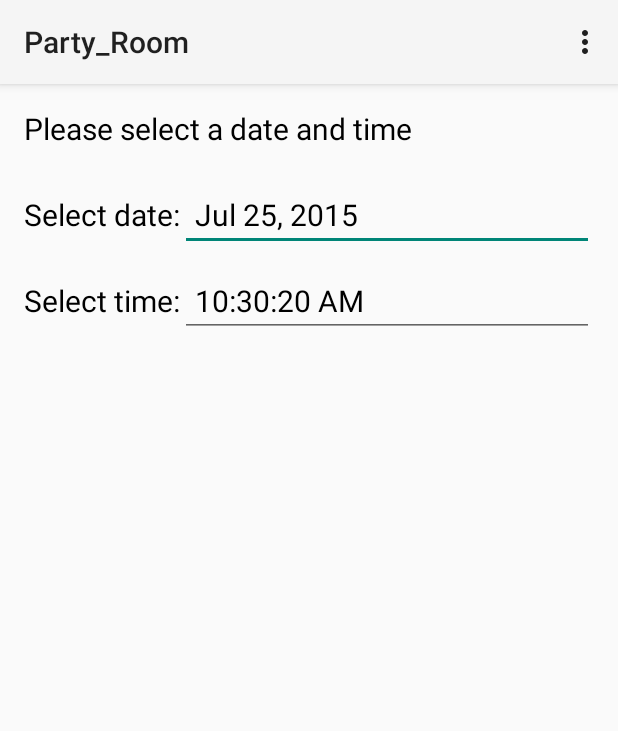
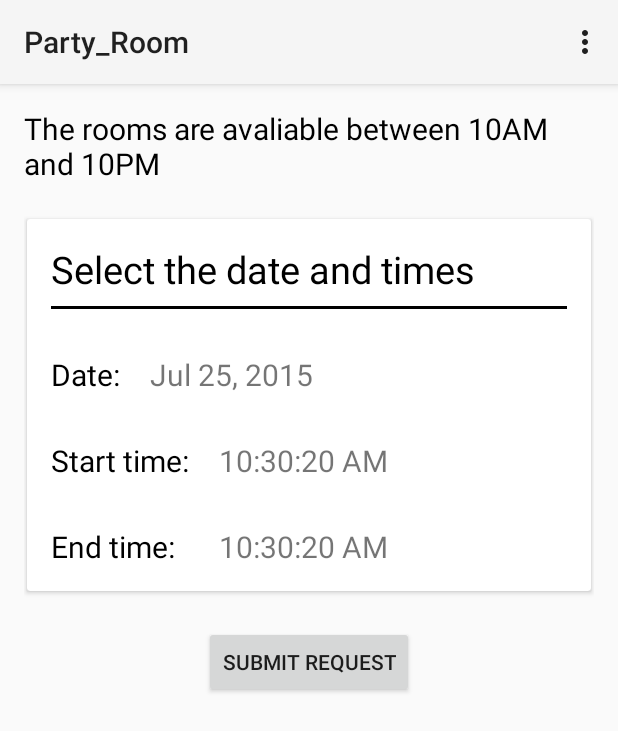
Before and after one commit to nnam-ibe/Hominator, an Android app: the Party_Room screen opened directly, with no data from a screen before it, on a phone screen of 412 x 824 dp. Shown: the top 731 px of the screen. Run offline under Robolectric (Android 15) with nearby library versions, the phone set to English and light mode, and no system bars.

Commit message:
Create table for party room, added extra input validation for party room

```diff
--- a/app/src/main/java/seg/user/interface3125/thehominator/Party_Room.java
+++ b/app/src/main/java/seg/user/interface3125/thehominator/Party_Room.java
@@ -3,7 +3,6 @@ package seg.user.interface3125.thehominator;
 import android.app.Activity;
 import android.app.DatePickerDialog;
 import android.app.TimePickerDialog;
-import android.support.v7.app.ActionBarActivity;
 import android.os.Bundle;
 import android.view.Menu;
 import android.view.MenuItem;
@@ -12,10 +11,8 @@ import android.widget.DatePicker;
 import android.widget.EditText;
 import android.widget.TextView;
 import android.widget.TimePicker;
+import android.widget.Toast;
 
-import org.w3c.dom.Text;
-
-import java.text.DateFormat;
 import java.text.SimpleDateFormat;
 import java.util.Calendar;
 import java.util.Date;
@@ -24,25 +21,38 @@ import java.util.Locale;
 
 public class Party_Room extends Activity {
 
-    private EditText date;
-    private EditText time;
+    private TextView date;
+    private TextView sTime; //Start time
+    private TextView eTime; //End time
 
     private SimpleDateFormat dateFormatter;
+    private Calendar calValidator;
+    private Calendar dateCal;
+    private Calendar sCal;
+    private Calendar eCal;
 
     private DatePickerDialog datePickerDialog;
     private TimePickerDialog timePickerDialog;
+    private TimePickerDialog eTimePickerDialog;
 
     @Override
     protected void onCreate(Bundle savedInstanceState) {
         super.onCreate(savedInstanceState);
         setContentView(R.layout.activity_party__room);
         dateFormatter = new SimpleDateFormat("dd-MM-yyyy", Locale.CANADA);
+        calValidator = Calendar.getInstance();
+        dateCal = Calendar.getInstance();
+        sCal = Calendar.getInstance();
+        eCal = Calendar.getInstance();
 
-        date = (EditText)findViewById(R.id.party_date_set);
+        date = (TextView)findViewById(R.id.party_date_set);
         date.setText(dateFormatter.getDateInstance().format(new Date()));
 
-        time = (EditText)findViewById(R.id.party_time_set);
-        time.setText(dateFormatter.getTimeInstance().format(new Date()));
+        sTime = (TextView)findViewById(R.id.party_time_set);
+        sTime.setText(dateFormatter.getTimeInstance().format(new Date()));
+
+        eTime = (TextView)findViewById(R.id.party_endTime_set);
+        eTime.setText(dateFormatter.getTimeInstance().format(new Date()));
 
         setDateTimeField();
     }
@@ -55,19 +65,25 @@ public class Party_Room extends Activity {
             }
         });
 
-        time.setOnClickListener(new View.OnClickListener() {
+        sTime.setOnClickListener(new View.OnClickListener() {
             @Override
             public void onClick(View v) {
                 timePickerDialog.show();
             }
         });
 
+        eTime.setOnClickListener(new View.OnClickListener() {
+            @Override
+            public void onClick(View v) {
+                eTimePickerDialog.show();
+            }
+        });
+
         datePickerDialog = new DatePickerDialog(this, new DatePickerDialog.OnDateSetListener() {
             @Override
             public void onDateSet(DatePicker view, int year, int monthOfYear, int dayOfMonth) {
-                Calendar newDate = Calendar.getInstance();
-                newDate.set(year, monthOfYear, dayOfMonth);
-                date.setText(dateFormatter.format(newDate.getTime()));
+                dateCal.set(year, monthOfYear, dayOfMonth);
+                date.setText(dateFormatter.format(dateCal.getTime()));
             }
         }, Calendar.getInstance().get(Calendar.YEAR), Calendar.getInstance().get(Calendar.MONTH), Calendar.getInstance().get(Calendar.DAY_OF_MONTH) );
         datePickerDialog.getDatePicker().setMinDate(System.currentTimeMillis()-1000);
@@ -75,10 +91,18 @@ public class Party_Room extends Activity {
         timePickerDialog = new TimePickerDialog(this, new TimePickerDialog.OnTimeSetListener() {
             @Override
             public void onTimeSet(TimePicker view, int hourOfDay, int minute) {
-                Calendar newDate = Calendar.getInstance();
-                newDate.set(Calendar.HOUR_OF_DAY, hourOfDay);
-                newDate.set(Calendar.MINUTE, minute);
-                time.setText(dateFormatter.getTimeInstance().format(newDate.getTime()));
+                sCal.set(Calendar.HOUR_OF_DAY, hourOfDay);
+                sCal.set(Calendar.MINUTE, minute);
+                sTime.setText(dateFormatter.getTimeInstance().format(sCal.getTime()));
+            }
+        }, Calendar.getInstance().get(Calendar.HOUR_OF_DAY), Calendar.getInstance().get(Calendar.MINUTE), false);
+
+        eTimePickerDialog = new TimePickerDialog(this, new TimePickerDialog.OnTimeSetListener() {
+            @Override
+            public void onTimeSet(TimePicker view, int hourOfDay, int minute) {
+                eCal.set(Calendar.HOUR_OF_DAY, hourOfDay);
+                eCal.set(Calendar.MINUTE, minute);
+                eTime.setText(dateFormatter.getTimeInstance().format(eCal.getTime()));
             }
         }, Calendar.getInstance().get(Calendar.HOUR_OF_DAY), Calendar.getInstance().get(Calendar.MINUTE), false);
 
@@ -105,4 +129,49 @@ public class Party_Room extends Activity {
 
         return super.onOptionsItemSelected(item);
     }
+
+
+    public void  partyOnClick(View view ) {
+        if( dateIsValid() && sTimeIsValid() && eTimeIsValid() ) {
+            toast("Your request has been submitted, you'll receive an email shortly.");
+            finish();
+        }
+    }
+
+    private boolean dateIsValid() {
+        calValidator = Calendar.getInstance();
+        calValidator.set(Calendar.HOUR_OF_DAY, 7);
+        if( calValidator.after(dateCal) ) {
+            toast("Please choose a valid date.");
+            return false;
+        }
+        return true;
+    }
+
+    private boolean sTimeIsValid() {
+        calValidator.set(dateCal.get(Calendar.YEAR), dateCal.get(Calendar.MONTH), dateCal.get(Calendar.DAY_OF_MONTH), 9, 59, 59);
+        sCal.set(dateCal.get(Calendar.YEAR), dateCal.get(Calendar.MONTH), dateCal.get(Calendar.DAY_OF_MONTH));
+        if( calValidator.after(sCal) ) {
+            toast("Please choose a valid start time. Must start after 10AM.");
+            return false;
+        }
+        return true;
+    }
+
+    private boolean eTimeIsValid() {
+        calValidator.set(dateCal.get(Calendar.YEAR), dateCal.get(Calendar.MONTH), dateCal.get(Calendar.DAY_OF_MONTH), 22, 00, 59);
+        eCal.set(dateCal.get(Calendar.YEAR), dateCal.get(Calendar.MONTH), dateCal.get(Calendar.DAY_OF_MONTH));
+        if( eCal.after(calValidator) ) {
+            toast("Please choose a valid end time. Must end before 10PM");
+            return false;
+        } else if (!eCal.after(sCal)) {
+            toast("Your end time must be after start time");
+            return false;
+        }
+        return true;
+    }
+
+    private void toast(String toast) {
+        Toast.makeText(this, toast, Toast.LENGTH_LONG).show();
+    }
 }
--- a/app/src/main/res/layout/activity_party__room.xml
+++ b/app/src/main/res/layout/activity_party__room.xml
@@ -1,36 +1,66 @@
 <RelativeLayout xmlns:android="http://schemas.android.com/apk/res/android"
-    xmlns:tools="http://schemas.android.com/tools" android:layout_width="match_parent"
-    android:layout_height="match_parent" android:paddingLeft="@dimen/activity_horizontal_margin"
+    xmlns:tools="http://schemas.android.com/tools"
+    xmlns:card_view="http://schemas.android.com/apk/res-auto"
+    android:layout_width="match_parent"
+    android:layout_height="match_parent"
+    android:paddingLeft="@dimen/activity_horizontal_margin"
     android:paddingRight="@dimen/activity_horizontal_margin"
     android:paddingTop="@dimen/activity_vertical_margin"
     android:paddingBottom="@dimen/activity_vertical_margin"
     tools:context="seg.user.interface3125.thehominator.Party_Room">
 
-    <TextView android:text="Please select a date and time"
+    <TextView
+        android:text="The rooms are avaliable between 10AM and 10PM"
+        android:layout_width="wrap_content"
+        android:layout_height="wrap_content"
+        android:paddingBottom="20dp"
+        android:textColor="#000000"
+        android:textSize="20sp"
+        android:id="@+id/party_room_helpText" />
+
+    <android.support.v7.widget.CardView
+        android:layout_width="match_parent"
+        android:layout_height="wrap_content"
+        android:layout_below="@+id/party_room_helpText"
+        card_view:cardPreventCornerOverlap="false"
+        card_view:cardUseCompatPadding="true"
+        android:id="@+id/party_content"
+        >
+        <RelativeLayout
+            android:layout_width="match_parent"
+            android:layout_height="wrap_content"
+            android:padding="16dp">
+
+            <TextView android:text="Select the date and times"
                 android:layout_width="wrap_content"
                 android:layout_height="wrap_content"
                 android:textColor="#000000"
-        android:textSize="20sp"
+                android:textSize="25sp"
                 android:id="@+id/party_room_main" />
+            <View
+                android:id="@+id/party_line"
+                android:layout_width="wrap_content"
+                android:layout_height="2dip"
+                android:layout_below="@+id/party_room_main"
+                android:layout_marginTop="7dp"
+                android:background="#000000" />
 
             <TextView
                 android:paddingTop="30dp"
                 android:id="@+id/party_date_main"
                 android:textSize="20sp"
                 android:textColor="#000000"
-        android:text="Select date:"
-        android:layout_below="@+id/party_room_main"
+                android:text="Date:"
+                android:layout_below="@+id/party_line"
                 android:layout_width="wrap_content"
                 android:layout_height="wrap_content" />
 
-    <EditText
+            <TextView
                 android:paddingTop="30dp"
-        android:paddingLeft="10dp"
-        android:cursorVisible="false"
+                android:paddingLeft="20dp"
                 android:id="@+id/party_date_set"
                 android:textSize="20sp"
-        android:textColor="#000000"
-        android:layout_below="@+id/party_room_main"
+                android:layout_below="@+id/party_line"
                 android:layout_toRightOf="@+id/party_date_main"
                 android:layout_width="fill_parent"
                 android:layout_height="wrap_content" />
@@ -40,30 +70,54 @@
                 android:id="@+id/party_time_main"
                 android:textSize="20sp"
                 android:textColor="#000000"
-        android:text="Select time:"
+                android:text="Start time:"
                 android:layout_below="@+id/party_date_main"
                 android:layout_width="wrap_content"
                 android:layout_height="wrap_content" />
 
-    <EditText
+            <TextView
                 android:paddingTop="30dp"
-        android:paddingLeft="10dp"
+                android:paddingLeft="20dp"
                 android:id="@+id/party_time_set"
                 android:textSize="20sp"
-        android:cursorVisible="false"
-        android:textColor="#000000"
                 android:layout_below="@+id/party_date_main"
                 android:layout_toRightOf="@id/party_time_main"
                 android:layout_width="match_parent"
                 android:layout_height="wrap_content" />
 
-    <!--<DatePicker-->
-        <!--android:layout_width="wrap_content"-->
-        <!--android:layout_height="wrap_content"-->
-        <!--android:id="@+id/datePicker"-->
-        <!--android:layout_below="@+id/party_room_main"-->
-        <!--android:layout_centerHorizontal="true"-->
-        <!--android:layout_marginTop="65dp" />-->
+            <TextView
+                android:paddingTop="30dp"
+                android:id="@+id/party_endTime_main"
+                android:textSize="20sp"
+                android:textColor="#000000"
+                android:text="End time:"
+                android:layout_below="@+id/party_time_main"
+                android:layout_width="wrap_content"
+                android:layout_height="wrap_content" />
 
+            <TextView
+                android:paddingTop="30dp"
+                android:paddingLeft="20dp"
+                android:id="@+id/party_endTime_set"
+                android:textSize="20sp"
+                android:layout_below="@+id/party_time_set"
+                android:layout_toRightOf="@id/party_time_main"
+                android:layout_width="match_parent"
+                android:layout_height="wrap_content" />
 
         </RelativeLayout>
+    </android.support.v7.widget.CardView>
+    <LinearLayout
+        android:layout_width="match_parent"
+        android:paddingTop="20dp"
+        android:layout_height="wrap_content"
+        android:gravity="center_horizontal"
+        android:layout_below="@id/party_content"
+        android:orientation="vertical">
+        <Button
+            android:layout_width="wrap_content"
+            android:layout_height="wrap_content"
+            android:text="Submit Request"
+            android:onClick="partyOnClick" />
+    </LinearLayout>
+</RelativeLayout>
```
Also changed, not shown: app/src/main/java/seg/user/interface3125/thehominator/DBHelper.java (+12 -0 lines), app/src/main/java/seg/user/interface3125/thehominator/Parking.java (+10 -8 lines). Lines whose indentation alone changed are shown as unchanged.
